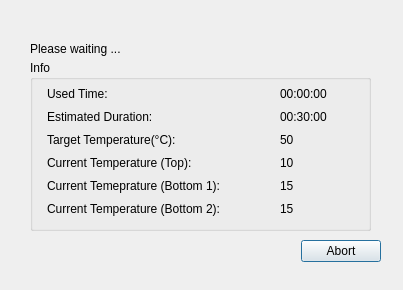
Before: the Qt Designer form ServiceSW/Master/Components/Diagnostics/Forms/OvenHeatingTestEmptyTimingDialog.ui in Liyezhong/Master, drawn with Qt 5.
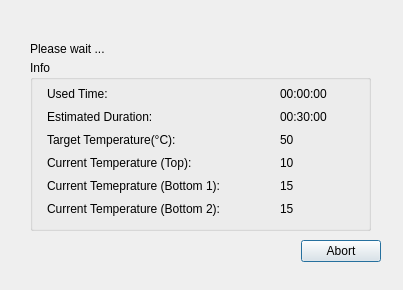
After: the same form once the commit is applied.

Patch:
```diff
--- a/ServiceSW/Master/Components/Diagnostics/Forms/OvenHeatingTestEmptyTimingDialog.ui
+++ b/ServiceSW/Master/Components/Diagnostics/Forms/OvenHeatingTestEmptyTimingDialog.ui
@@ -43,10 +43,16 @@
      <rect>
       <x>250</x>
       <y>25</y>
-      <width>59</width>
+      <width>81</width>
       <height>17</height>
      </rect>
     </property>
+    <property name="minimumSize">
+     <size>
+      <width>81</width>
+      <height>0</height>
+     </size>
+    </property>
     <property name="text">
      <string>00:00:00</string>
     </property>
@@ -69,10 +75,16 @@
      <rect>
       <x>250</x>
       <y>48</y>
-      <width>59</width>
+      <width>81</width>
       <height>17</height>
      </rect>
     </property>
+    <property name="minimumSize">
+     <size>
+      <width>81</width>
+      <height>0</height>
+     </size>
+    </property>
     <property name="text">
      <string>00:30:00</string>
     </property>
@@ -205,7 +217,7 @@
     </rect>
    </property>
    <property name="text">
-    <string>Please waiting ...</string>
+    <string>Please wait ...</string>
    </property>
   </widget>
   <widget class="QWidget" name="horizontalLayoutWidget">
```
